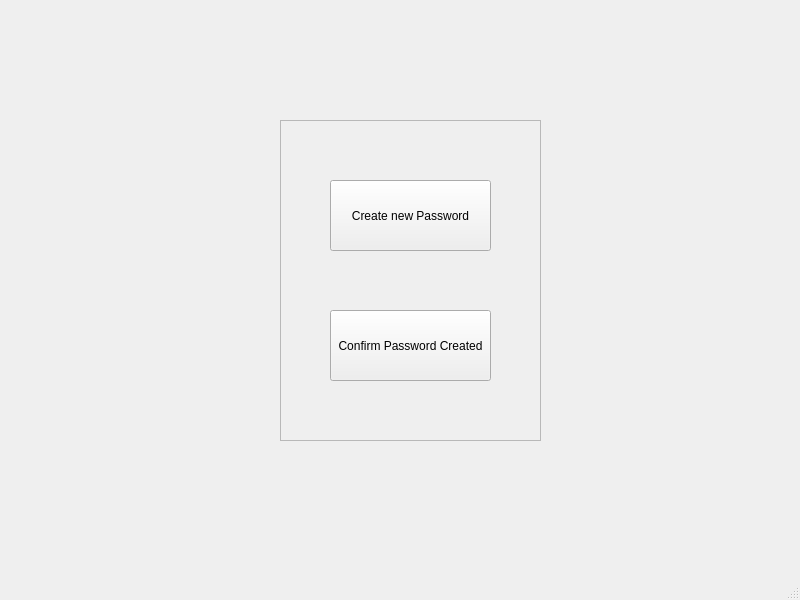
ajs5433/CSEC-Final-Project-, file Python/UI forms/mainWindow.ui: the form before one commit.
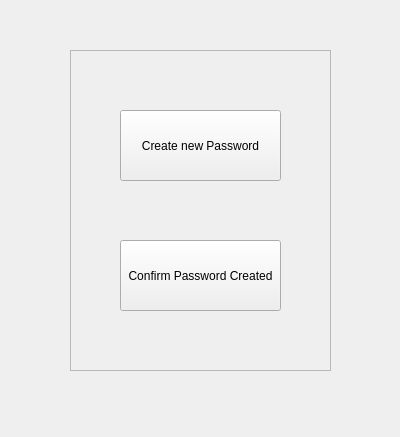
The form after the commit.

```diff
--- a/Python/UI forms/mainWindow.ui
+++ b/Python/UI forms/mainWindow.ui
@@ -1,30 +1,23 @@
 <?xml version="1.0" encoding="UTF-8"?>
 <ui version="4.0">
  <class>MainWindow</class>
- <widget class="QMainWindow" name="MainWindow">
+ <widget class="QWidget" name="MainWindow">
   <property name="geometry">
    <rect>
     <x>0</x>
     <y>0</y>
-    <width>800</width>
-    <height>600</height>
+    <width>400</width>
+    <height>437</height>
    </rect>
   </property>
-  <property name="sizePolicy">
-   <sizepolicy hsizetype="Fixed" vsizetype="Fixed">
-    <horstretch>0</horstretch>
-    <verstretch>0</verstretch>
-   </sizepolicy>
-  </property>
   <property name="windowTitle">
    <string>MainWindow</string>
   </property>
-  <widget class="QWidget" name="centralwidget">
    <widget class="QFrame" name="frame">
     <property name="geometry">
      <rect>
-      <x>280</x>
-      <y>120</y>
+     <x>70</x>
+     <y>50</y>
       <width>261</width>
       <height>321</height>
      </rect>
@@ -62,21 +55,6 @@
      </property>
     </widget>
    </widget>
-  </widget>
-  <widget class="QMenuBar" name="menubar">
-   <property name="enabled">
-    <bool>true</bool>
-   </property>
-   <property name="geometry">
-    <rect>
-     <x>0</x>
-     <y>0</y>
-     <width>800</width>
-     <height>21</height>
-    </rect>
-   </property>
-  </widget>
-  <widget class="QStatusBar" name="statusbar"/>
  </widget>
  <resources/>
  <connections/>
```
Left out of the diff: 4 changed lines with no effect on the pictures. Lines whose indentation alone changed are shown as unchanged.
